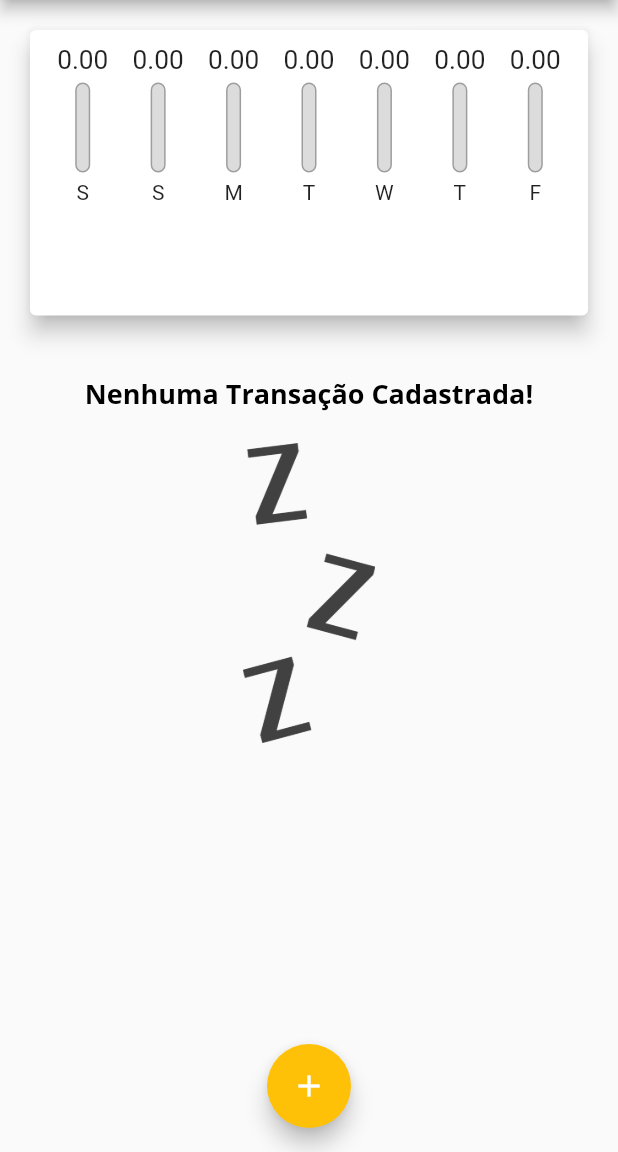
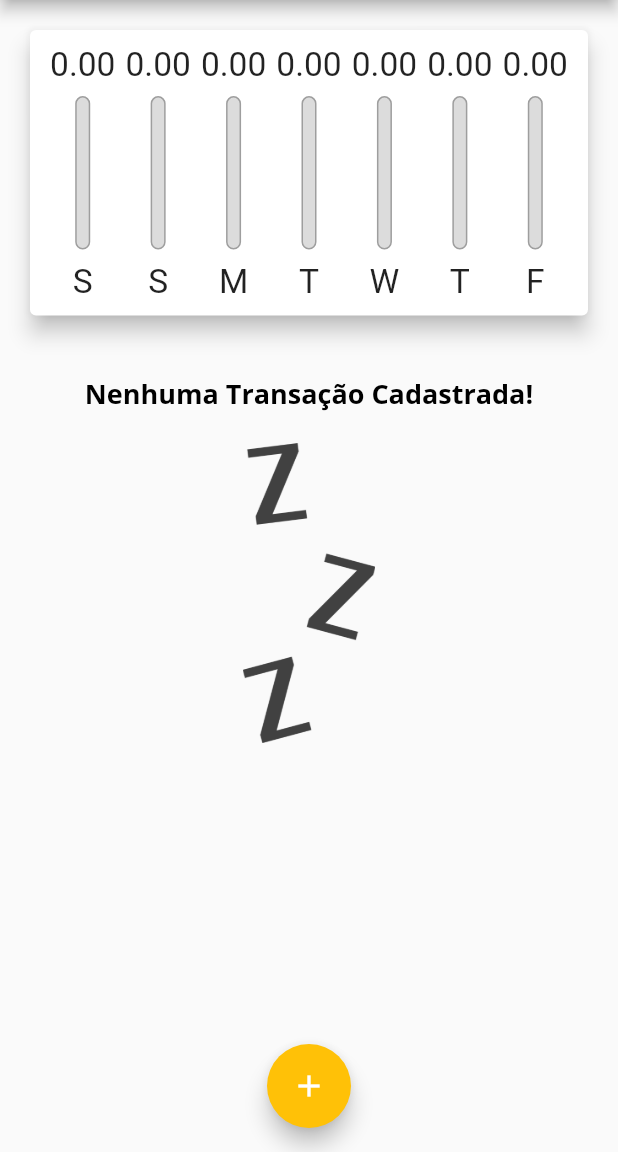
Before and after one commit to Erasmojf/expenses, a Flutter app: the screen it shows after launch, on a phone screen of 412 x 824 dp, the part 84-1236 px from its top. Run offline on Flutter 3.47's test engine with Material 2 defaults, Android fonts, the phone set to English and light mode, and no system bars.

Commit message:
Adjudtment in Chart Bar

```diff
--- a/expenses/lib/components/chart_bar.dart
+++ b/expenses/lib/components/chart_bar.dart
@@ -14,17 +14,19 @@ class ChartBar extends StatelessWidget {
 
   @override
   Widget build(BuildContext context) {
+    return LayoutBuilder(
+      builder: (ctx, constraints) {
         return Column(
           children: [
             Container(
-          height: 20,
+              height: constraints.maxHeight * 0.15,
               child: FittedBox(
                 child: Text('${value!.toStringAsFixed(2)}'),
               ),
             ),
-        const SizedBox(height: 5),
+            SizedBox(height: constraints.maxHeight * 0.05),
             SizedBox(
-          height: 60,
+              height: constraints.maxHeight * 0.6,
               width: 10,
               child: Stack(
                 alignment: Alignment.bottomCenter,
@@ -51,9 +53,16 @@ class ChartBar extends StatelessWidget {
                 ],
               ),
             ),
-        const SizedBox(height: 5),
-        Text(label!),
+            SizedBox(height: constraints.maxHeight * 0.05),
+            Container(
+              height: constraints.maxHeight * 0.15,
+              child: FittedBox(
+                child: Text(label!),
+              ),
+            ),
           ],
+        );
+      },
     );
   }
 }
```
Lines whose indentation alone changed are shown as unchanged.
